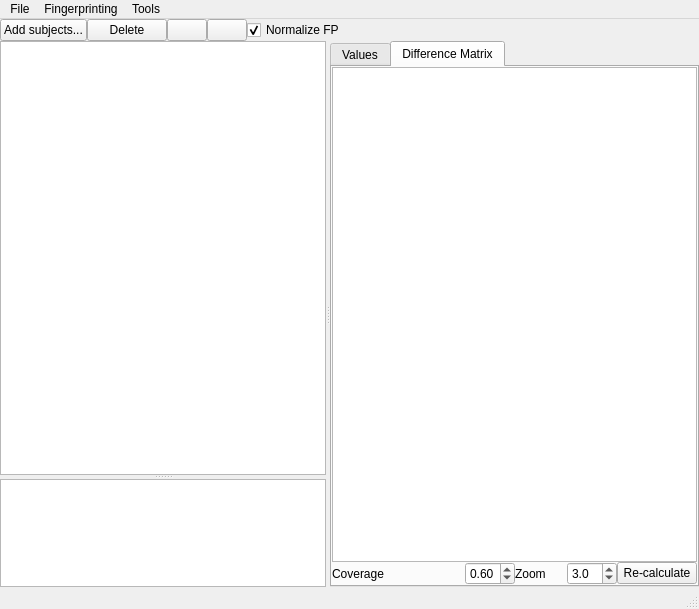
First picture: the form in connectometry/db_window.ui, repository frankyeh/DSI-Studio, before the edit.
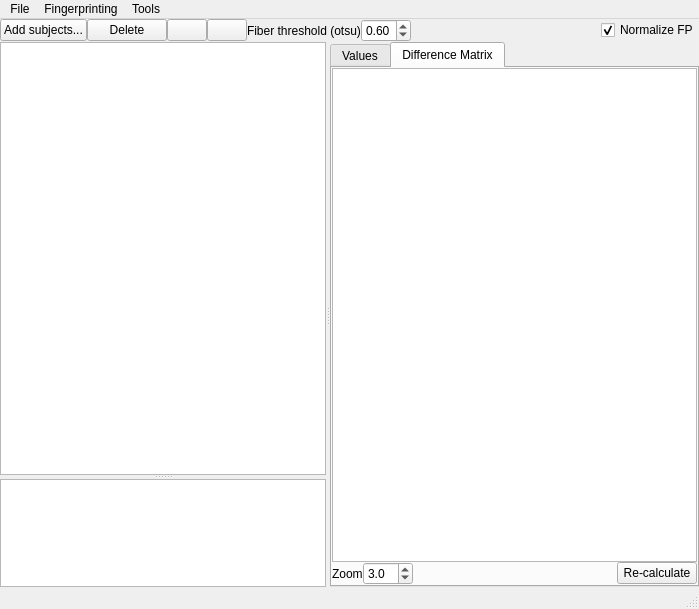
Second picture: the form after the edit. The open tabs and pages were chosen to show the change. Icons and pictures are not drawn.

Commit message: pGUI] change db window layout

The edit to the form file:
```diff
--- a/connectometry/db_window.ui
+++ b/connectometry/db_window.ui
@@ -83,12 +83,37 @@
        </widget>
       </item>
       <item>
-       <widget class="QCheckBox" name="normalize_fp">
+       <widget class="QLabel" name="label_6">
         <property name="text">
-         <string>Normalize FP</string>
+         <string>Fiber threshold (otsu)</string>
         </property>
-        <property name="checked">
-         <bool>true</bool>
+       </widget>
+      </item>
+      <item>
+       <widget class="QDoubleSpinBox" name="fp_coverage">
+        <property name="minimumSize">
+         <size>
+          <width>50</width>
+          <height>0</height>
+         </size>
+        </property>
+        <property name="maximumSize">
+         <size>
+          <width>50</width>
+          <height>16777215</height>
+         </size>
+        </property>
+        <property name="minimum">
+         <double>0.100000000000000</double>
+        </property>
+        <property name="maximum">
+         <double>5.000000000000000</double>
+        </property>
+        <property name="singleStep">
+         <double>0.100000000000000</double>
+        </property>
+        <property name="value">
+         <double>0.600000000000000</double>
         </property>
        </widget>
       </item>
@@ -105,6 +130,16 @@
         </property>
        </spacer>
       </item>
+      <item>
+       <widget class="QCheckBox" name="normalize_fp">
+        <property name="text">
+         <string>Normalize FP</string>
+        </property>
+        <property name="checked">
+         <bool>true</bool>
+        </property>
+       </widget>
+      </item>
      </layout>
     </item>
     <item>
@@ -449,51 +484,6 @@
                 <property name="bottomMargin">
                  <number>0</number>
                 </property>
-                <item>
-                 <layout class="QHBoxLayout" name="horizontalLayout_26">
-                  <property name="spacing">
-                   <number>0</number>
-                  </property>
-                  <property name="topMargin">
-                   <number>0</number>
-                  </property>
-                  <item>
-                   <widget class="QLabel" name="label_6">
-                    <property name="text">
-                     <string>Coverage</string>
-                    </property>
-                   </widget>
-                  </item>
-                  <item>
-                   <widget class="QDoubleSpinBox" name="fp_coverage">
-                    <property name="minimumSize">
-                     <size>
-                      <width>50</width>
-                      <height>0</height>
-                     </size>
-                    </property>
-                    <property name="maximumSize">
-                     <size>
-                      <width>50</width>
-                      <height>16777215</height>
-                     </size>
-                    </property>
-                    <property name="minimum">
-                     <double>0.100000000000000</double>
-                    </property>
-                    <property name="maximum">
-                     <double>5.000000000000000</double>
-                    </property>
-                    <property name="singleStep">
-                     <double>0.100000000000000</double>
-                    </property>
-                    <property name="value">
-                     <double>0.600000000000000</double>
-                    </property>
-                   </widget>
-                  </item>
-                 </layout>
-                </item>
                 <item>
                  <layout class="QHBoxLayout" name="horizontalLayout_23">
                   <item>
@@ -531,6 +521,19 @@
                     </property>
                    </widget>
                   </item>
+                  <item>
+                   <spacer name="horizontalSpacer_3">
+                    <property name="orientation">
+                     <enum>Qt::Horizontal</enum>
+                    </property>
+                    <property name="sizeHint" stdset="0">
+                     <size>
+                      <width>40</width>
+                      <height>20</height>
+                     </size>
+                    </property>
+                   </spacer>
+                  </item>
                   <item>
                    <widget class="QPushButton" name="calculate_dif">
                     <property name="text">
```
Left out of the diff: 4 changed lines with no effect on the pictures. The commit also changes 1 other file.
